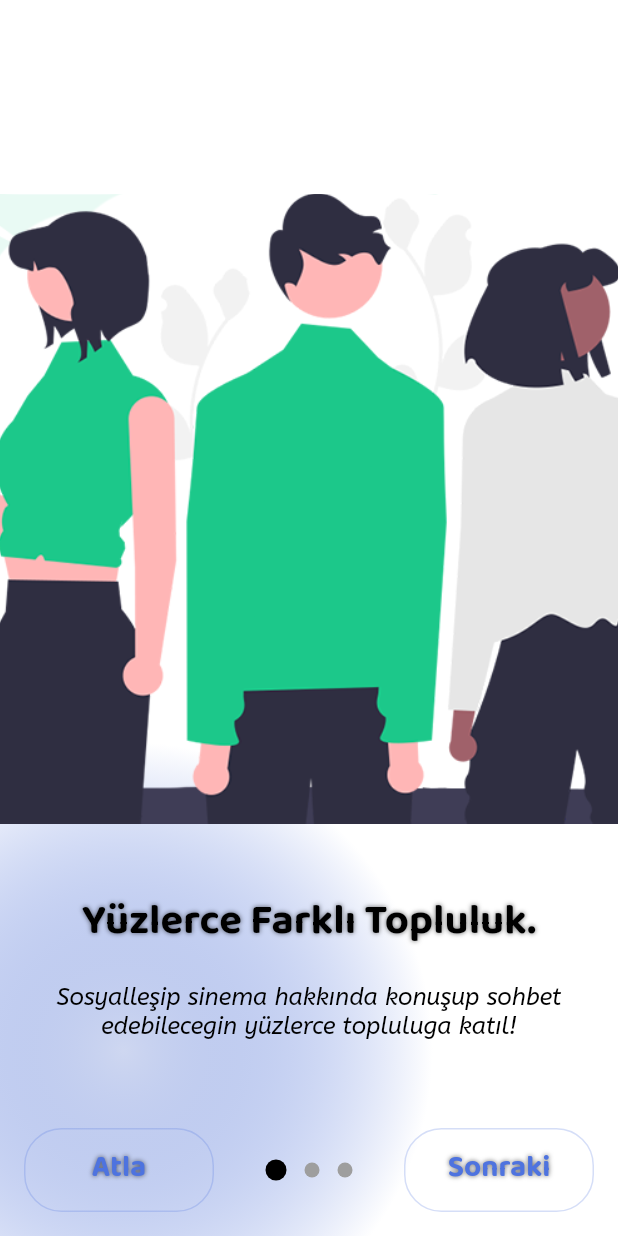
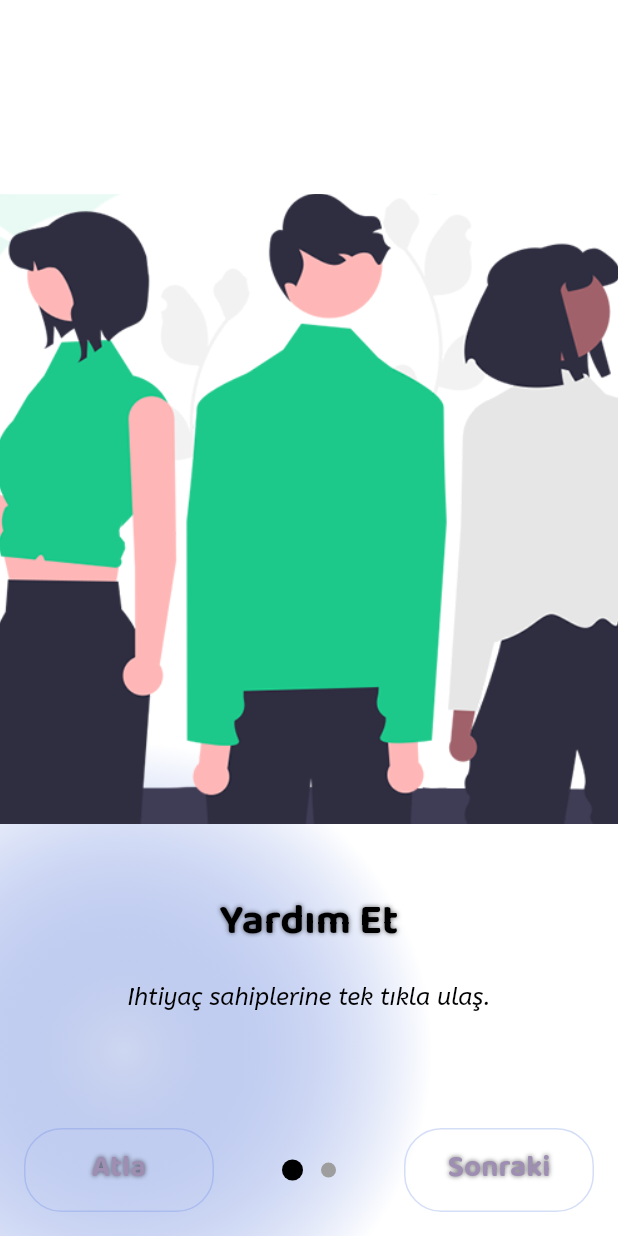
Before and after one commit to saltukozelgul/aya-flutter, a Flutter app: the screen it shows after launch, on a phone screen of 412 x 824 dp. Run offline on Flutter 3.47's test engine with Material 2 defaults, Android fonts, the phone set to English and light mode, and no system bars; drawn by our look-alikes of introduction_screen; our stand-ins replace auto_route, cached_network_image, flutter_bloc, flutter_dotenv, flutter_svg, font_awesome_flutter and 2 more; missing offline and left inert: latlng, mailer, map; project files that could hold a hidden picture were left out.

```diff
--- a/lib/core/constants/other/colors.dart
+++ b/lib/core/constants/other/colors.dart
@@ -11,11 +11,14 @@ const Color colorPink = Colors.pink;
 const Color colorBlue = Colors.blue;
 const Color colorAmber = Color.fromARGB(255, 255, 191, 0);
 const Color colorDarkBlue = Color.fromARGB(60, 78, 115, 223);
-const Color colorPrimary = Color(0xFF4E73DF);
+const Color colorPrimary = Color(0xFF9E8FB2);
+const Color colorPrimaryTint20 = Color(0xFFB1A5C1);
 const Color colorPrimaryDark = Color(0xFF728DE5);
 const Color colorDarkPrimary = Color(0xFF445FB0);
 const Color colorSecondry = Color(0xFF1CC88A);
 const Color colorLightThemeBackground = Color(0xFFF6f6f6);
+
+const Color colorDisable = Color(0xB2000000);
 
 const Color colorDarkThemeBackground100 = Color(0xFF121212);
 const Color colorDarkThemeBackground75 = Color(0xFF1F1F1F);
--- a/lib/product/onboard/view/onboard_screen.dart
+++ b/lib/product/onboard/view/onboard_screen.dart
@@ -31,20 +31,26 @@ class OnboardScreen extends StatelessWidget {
     );
   }
 
-  void _navigateToLoginScreen(BuildContext context) => context.router.replaceNamed('/login');
+  void _navigateToLoginScreen(BuildContext context) =>
+      context.router.replaceNamed('/login');
 
   List<PageViewModel> _introductionPages(BuildContext context) {
     // todo -> elle vermek yerine dongu kullanilarak dinamiklestirilebilir ama gerek var mi?
     return [
-      _pageViewModel(context, _Strings()._introImageAddress[0], _Strings()._introTitles[0], _Strings()._introText[0]),
-      _pageViewModel(context, _Strings()._introImageAddress[1], _Strings()._introTitles[1], _Strings()._introText[1]),
-      _pageViewModel(context, _Strings()._introImageAddress[2], _Strings()._introTitles[2], _Strings()._introText[2]),
+      _pageViewModel(context, _Strings()._introImageAddress[0],
+          _Strings()._introTitles[0], _Strings()._introText[0]),
+      _pageViewModel(context, _Strings()._introImageAddress[1],
+          _Strings()._introTitles[1], _Strings()._introText[1]),
     ];
   }
 
-  PageViewModel _pageViewModel(BuildContext context, String imageAddress, String title, String text) {
+  PageViewModel _pageViewModel(
+      BuildContext context, String imageAddress, String title, String text) {
     return PageViewModel(
-      image: Image.asset(imageAddress, fit: BoxFit.cover, width: MediaQuery.of(context).size.width * 1.25, height: 420),
+      image: Image.asset(imageAddress,
+          fit: BoxFit.cover,
+          width: MediaQuery.of(context).size.width * 1.25,
+          height: 420),
       title: title,
       body: text,
       decoration: _pageDecoration(context),
@@ -55,7 +61,9 @@ class OnboardScreen extends StatelessWidget {
     int imageFlex = 3;
     return PageDecoration(
       imageFlex: imageFlex,
-      bodyPadding: EdgeInsets.only(left: MediaQuery.of(context).size.width / 20, right: MediaQuery.of(context).size.width / 20),
+      bodyPadding: EdgeInsets.only(
+          left: MediaQuery.of(context).size.width / 20,
+          right: MediaQuery.of(context).size.width / 20),
       bodyTextStyle: _Styles()._bodyStyle(context),
       titlePadding: const EdgeInsets.only(bottom: 10),
       titleTextStyle: _Styles()._titleStyle(context),
@@ -67,7 +75,10 @@ class OnboardScreen extends StatelessWidget {
 // box decoration on this page
 class _BoxDecorations {
   final BoxDecoration _gradient = const BoxDecoration(
-    gradient: RadialGradient(center: Alignment(-0.6, 0.7), radius: 0.5, colors: <Color>[colorDarkBlue, colorWhite]),
+    gradient: RadialGradient(
+        center: Alignment(-0.6, 0.7),
+        radius: 0.5,
+        colors: <Color>[colorDarkBlue, colorWhite]),
   );
 }
 
@@ -80,18 +91,15 @@ class _Strings {
   final List<String> _introImageAddress = [
     'assets/images/png/com_4.png',
     'assets/images/png/com_3.png',
-    'assets/images/png/com_2.png',
   ];
   final List<String> _introTitles = [
-    'Yüzlerce Farklı Topluluk.',
-    'Kendi topluluğunu oluştur.',
-    'Favori film listeni oluştur.',
+    'Yardım Et',
+    'Yardım Çağrısı Yap',
   ];
 
   final List<String> _introText = [
-    'Sosyalleşip sinema hakkında konuşup sohbet edebilecegin yüzlerce topluluga katıl!',
-    'Sinema severleri bir araya topla ve onlarla istedigin her konu hakkında konuş.',
-    'Profilinde herkese açık ya da özel şekilde listeler oluştur ve paylaş.',
+    'İhtiyaç sahiplerine tek tıkla ulaş.',
+    'İhtiyaçlarını tek tıkla bildir.',
   ];
 }
 
@@ -111,9 +119,12 @@ class _Styles {
     return Theme.of(context).elevatedButtonTheme.style!.copyWith(
           backgroundColor: MaterialStateProperty.all<Color>(colorTransparent),
           shape: MaterialStateProperty.all<RoundedRectangleBorder>(
-            RoundedRectangleBorder(borderRadius: BorderRadius.circular(25.0), side: const BorderSide(color: colorDarkBlue)),
+            RoundedRectangleBorder(
+                borderRadius: BorderRadius.circular(25.0),
+                side: const BorderSide(color: colorDarkBlue)),
           ),
-          textStyle: MaterialStateProperty.all<TextStyle?>(Theme.of(context).textTheme.displaySmall!.copyWith()),
+          textStyle: MaterialStateProperty.all<TextStyle?>(
+              Theme.of(context).textTheme.displaySmall!.copyWith()),
         );
   }
 }
--- a/pubspec.yaml
+++ b/pubspec.yaml
@@ -8,6 +8,7 @@ environment:
   sdk: ">=2.18.5 <3.0.0"
 
 dependencies:
+  map: any
   flutter:
     sdk: flutter
 
```
Also changed, not shown: lib/product/home/pages/home_default/view/home_screen.dart (+131 -20 lines), pubspec.lock.
